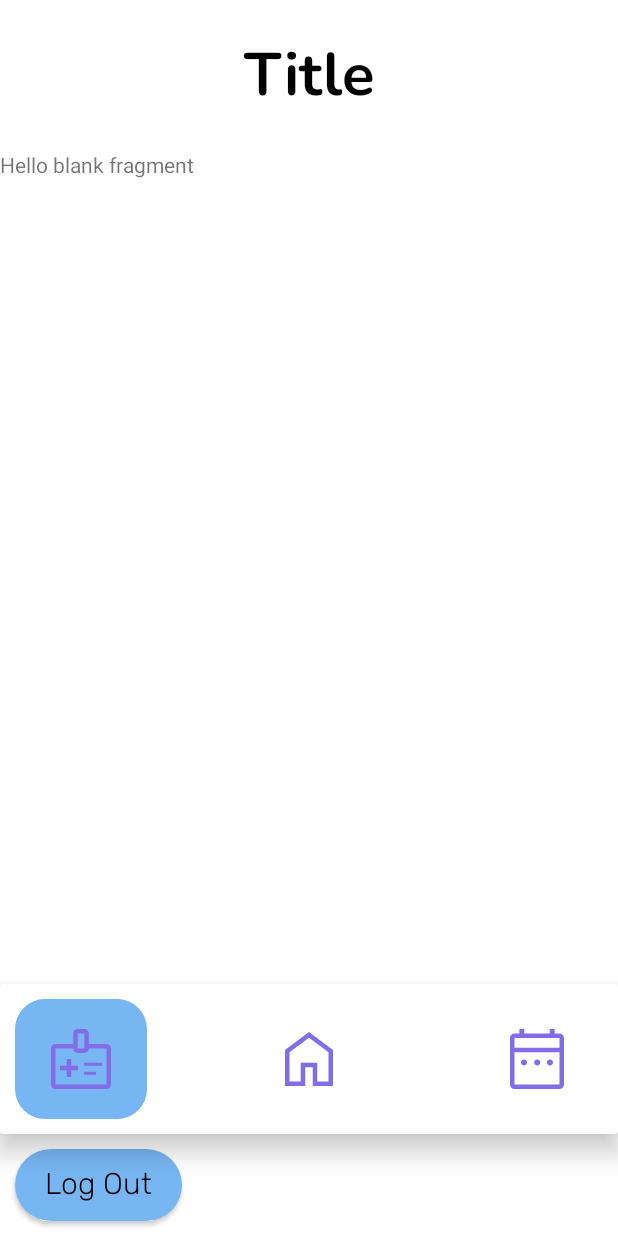
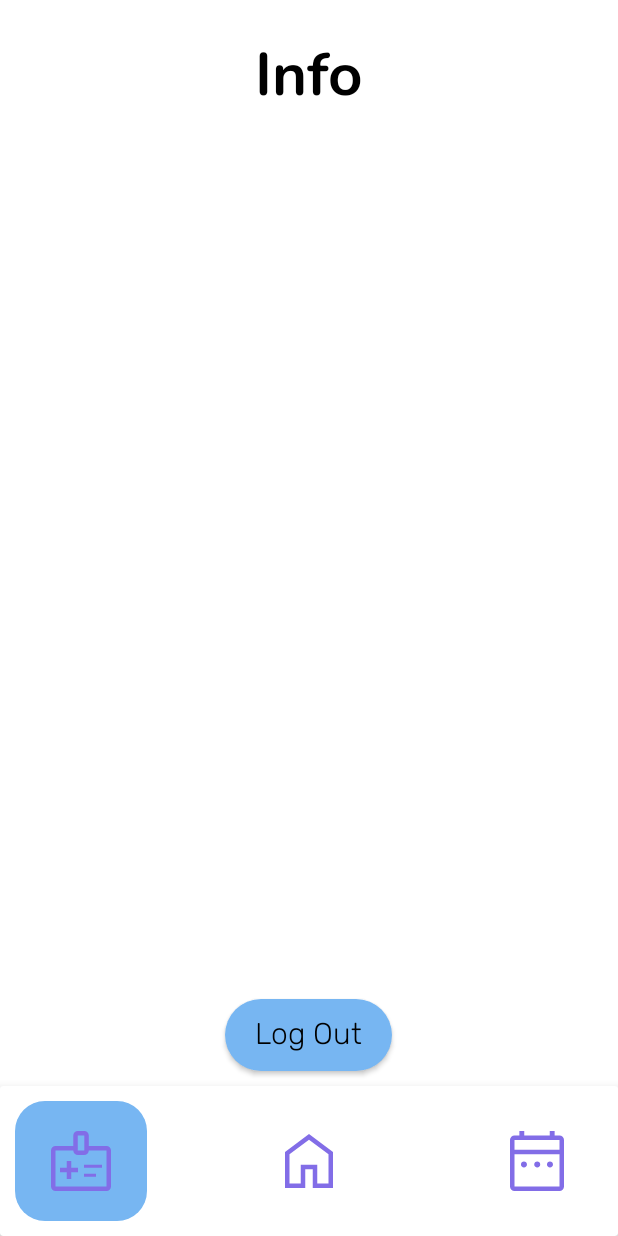
Before and after one commit to DanielBenAvi/HealthManagementOrganization, an Android app: the DoctorActivity screen opened directly, with no data from a screen before it, after a tap on an icon or button, on a phone screen of 412 x 824 dp. Run offline under Robolectric (Android 15) with nearby library versions, the phone set to English and light mode, and no system bars; our stand-ins replace Firebase (no records; nobody signed in at launch, a user with empty details on screens opened directly); Roboto replaces fonts that are not available here.

Commit message:
TODO - get data from firebase
Update:
1. added doctor info

```diff
--- a/app/src/main/java/com/example/healthmanagementorganization/DoctorActivity.java
+++ b/app/src/main/java/com/example/healthmanagementorganization/DoctorActivity.java
@@ -4,11 +4,11 @@ import android.content.Intent;
 import android.os.Bundle;
 
 import androidx.appcompat.app.AppCompatActivity;
-import androidx.appcompat.widget.AppCompatButton;
 import androidx.appcompat.widget.AppCompatImageButton;
 import androidx.appcompat.widget.AppCompatTextView;
 
 import com.example.healthmanagementorganization.Fragments.Doctor.DoctorInfoFragment;
+import com.example.healthmanagementorganization.Fragments.Doctor.DoctorInfoFragment_Callback;
 import com.example.healthmanagementorganization.Fragments.Doctor.DoctorMainFragment;
 import com.example.healthmanagementorganization.Fragments.Doctor.SetWorkingHoursFragment;
 import com.google.firebase.auth.FirebaseAuth;
@@ -18,7 +18,6 @@ public class DoctorActivity extends AppCompatActivity {
     FirebaseAuth mAuth;
 
     //Design
-    private AppCompatButton doctor_ACBTN_logout;
     private AppCompatImageButton doc_ACBTN_info, doc_ACBTN_main, doc_ACBTN_work_hours;
     private AppCompatTextView doc_ACTV_title;
 
@@ -26,6 +25,13 @@ public class DoctorActivity extends AppCompatActivity {
     private SetWorkingHoursFragment setWorkingHoursFragment;
     private DoctorMainFragment doctorMainFragment;
     private DoctorInfoFragment doctorInfoFragment;
+
+    DoctorInfoFragment_Callback doctorInfoFragment_Callback = new DoctorInfoFragment_Callback() {
+        @Override
+        public void logOut() {
+            signOut();
+        }
+    };
 
     @Override
     protected void onCreate(Bundle savedInstanceState) {
@@ -39,12 +45,12 @@ public class DoctorActivity extends AppCompatActivity {
     }
 
     private void initViews() {
-        doctor_ACBTN_logout.setOnClickListener(v -> signOut());
         doc_ACBTN_info.setOnClickListener(v -> {
             getSupportFragmentManager().beginTransaction().replace(R.id.doc_FRCV_fragment, doctorInfoFragment).commit();
             doc_ACBTN_info.setBackgroundResource(R.drawable.base_button_design_selected);
             doc_ACBTN_main.setBackgroundResource(R.drawable.base_button_design);
             doc_ACBTN_work_hours.setBackgroundResource(R.drawable.base_button_design);
+            doc_ACTV_title.setText("Info");
 
         });
 
@@ -53,6 +59,7 @@ public class DoctorActivity extends AppCompatActivity {
             doc_ACBTN_info.setBackgroundResource(R.drawable.base_button_design);
             doc_ACBTN_main.setBackgroundResource(R.drawable.base_button_design_selected);
             doc_ACBTN_work_hours.setBackgroundResource(R.drawable.base_button_design);
+            doc_ACTV_title.setText("Home");
 
         });
 
@@ -61,17 +68,18 @@ public class DoctorActivity extends AppCompatActivity {
             doc_ACBTN_info.setBackgroundResource(R.drawable.base_button_design);
             doc_ACBTN_main.setBackgroundResource(R.drawable.base_button_design);
             doc_ACBTN_work_hours.setBackgroundResource(R.drawable.base_button_design_selected);
+            doc_ACTV_title.setText("Working Hours");
         });
     }
 
     private void findViews() {
-        doctor_ACBTN_logout = findViewById(R.id.doctor_ACBTN_logout);
         doc_ACBTN_info = findViewById(R.id.doc_ACBTN_info);
         doc_ACBTN_main = findViewById(R.id.doc_ACBTN_main);
         doc_ACBTN_work_hours = findViewById(R.id.doc_ACBTN_work_hours);
         doc_ACTV_title = findViewById(R.id.doc_ACTV_title);
 
         doctorInfoFragment = new DoctorInfoFragment();
+        doctorInfoFragment.setFragmentCallback(doctorInfoFragment_Callback);
         doctorMainFragment = new DoctorMainFragment();
         setWorkingHoursFragment = new SetWorkingHoursFragment();
     }
--- a/app/src/main/java/com/example/healthmanagementorganization/Fragments/Doctor/DoctorInfoFragment.java
+++ b/app/src/main/java/com/example/healthmanagementorganization/Fragments/Doctor/DoctorInfoFragment.java
@@ -5,12 +5,30 @@ import android.view.LayoutInflater;
 import android.view.View;
 import android.view.ViewGroup;
 
+import androidx.annotation.NonNull;
+import androidx.appcompat.widget.AppCompatButton;
+import androidx.appcompat.widget.AppCompatTextView;
 import androidx.fragment.app.Fragment;
 
+import com.example.healthmanagementorganization.Model.Person.Doctor;
 import com.example.healthmanagementorganization.R;
+import com.google.android.gms.tasks.OnCompleteListener;
+import com.google.android.gms.tasks.Task;
+import com.google.firebase.auth.FirebaseAuth;
+import com.google.firebase.database.DataSnapshot;
+import com.google.firebase.database.DatabaseError;
+import com.google.firebase.database.DatabaseReference;
+import com.google.firebase.database.FirebaseDatabase;
+import com.google.firebase.database.ValueEventListener;
 
 
 public class DoctorInfoFragment extends Fragment {
+
+
+    private DoctorInfoFragment_Callback doctorInfoFragment_Callback;
+    private AppCompatButton doctor_ACBTN_logout;
+
+    private AppCompatTextView doc_info_ACTV_mail, doc_info_ACTV_name, doc_info_ACTV_phone, doc_info_ACTV_specialty;
 
 
     @Override
@@ -21,12 +39,60 @@ public class DoctorInfoFragment extends Fragment {
         findViews(view);
         initViews();
 
+        getUserData();
+
         return view;
     }
 
     private void initViews() {
+        doctor_ACBTN_logout.setOnClickListener(v -> doctorInfoFragment_Callback.logOut());
     }
 
     private void findViews(View view) {
+        doctor_ACBTN_logout = view.findViewById(R.id.doctor_ACBTN_logout);
+        doc_info_ACTV_mail = view.findViewById(R.id.doc_info_ACTV_mail);
+        doc_info_ACTV_name = view.findViewById(R.id.doc_info_ACTV_name);
+        doc_info_ACTV_phone = view.findViewById(R.id.doc_info_ACTV_phone);
+        doc_info_ACTV_specialty = view.findViewById(R.id.doc_info_ACTV_specialty);
+
+    }
+
+    public void setFragmentCallback(DoctorInfoFragment_Callback doctorInfoFragment_Callback) {
+        this.doctorInfoFragment_Callback = doctorInfoFragment_Callback;
+    }
+
+    private void getUserData() {
+        FirebaseAuth mAuth = FirebaseAuth.getInstance();
+        FirebaseDatabase db = FirebaseDatabase.getInstance();
+        DatabaseReference mDatabase = db.getReference();
+
+        mDatabase.addListenerForSingleValueEvent(new ValueEventListener() {
+            @Override
+            public void onDataChange(DataSnapshot dataSnapshot) {
+                if (dataSnapshot.child("Doctors").child(mAuth.getCurrentUser().getUid()).exists()) {
+                    mDatabase.child("Doctors").child(mAuth.getCurrentUser().getUid()).get().addOnCompleteListener(new OnCompleteListener<DataSnapshot>() {
+                        @Override
+                        public void onComplete(@NonNull Task<DataSnapshot> task) {
+                            if (task.isSuccessful()) {
+                                Doctor d = task.getResult().getValue(Doctor.class);
+
+                                doc_info_ACTV_name.setText("Name: \n\t\t" + d.getFirstName() + " " + d.getLastName());
+                                doc_info_ACTV_mail.setText("Email: \n\t\t" + d.getEmail());
+                                doc_info_ACTV_phone.setText("Phone: \n\t\t" + d.getPhone());
+                                doc_info_ACTV_specialty.setText("Specialty: \n\t\t" + d.getSpecialty());
+                            }
+                        }
+                    });
+                }
+            }
+
+            @Override
+            public void onCancelled(@NonNull DatabaseError error) {
+
+            }
+
+        });
+
+
     }
 }
--- /dev/null
+++ b/app/src/main/java/com/example/healthmanagementorganization/Fragments/Doctor/DoctorInfoFragment_Callback.java
@@ -0,0 +1,5 @@
+package com.example.healthmanagementorganization.Fragments.Doctor;
+
+public interface DoctorInfoFragment_Callback {
+    void logOut();
+}
--- a/app/src/main/java/com/example/healthmanagementorganization/LogoActivity.java
+++ b/app/src/main/java/com/example/healthmanagementorganization/LogoActivity.java
@@ -28,7 +28,6 @@ public class LogoActivity extends AppCompatActivity {
     private void startAnimation(View view) {
         DisplayMetrics displayMetrics = new DisplayMetrics();
         getWindowManager().getDefaultDisplay().getMetrics(displayMetrics);
-        int height = displayMetrics.heightPixels;
 
 
         view.setAlpha(0.0f); // Transparent
--- a/app/src/main/res/layout/activity_doctor.xml
+++ b/app/src/main/res/layout/activity_doctor.xml
@@ -73,13 +73,5 @@
 
     </androidx.cardview.widget.CardView>
 
-    <androidx.appcompat.widget.AppCompatButton
-        android:id="@+id/doctor_ACBTN_logout"
-        style="@style/Button"
-        android:layout_width="wrap_content"
-        android:layout_height="wrap_content"
-        android:layout_alignParentBottom="true"
-        android:layout_centerHorizontal="true"
-        android:text="@string/log_out" />
 
 </LinearLayout>
--- a/app/src/main/res/layout/fragment_doctor_info.xml
+++ b/app/src/main/res/layout/fragment_doctor_info.xml
@@ -1,14 +1,46 @@
 <?xml version="1.0" encoding="utf-8"?>
-<FrameLayout xmlns:android="http://schemas.android.com/apk/res/android"
+<RelativeLayout xmlns:android="http://schemas.android.com/apk/res/android"
     xmlns:tools="http://schemas.android.com/tools"
     android:layout_width="match_parent"
     android:layout_height="match_parent"
     tools:context=".Fragments.Doctor.DoctorInfoFragment">
 
-    <!-- TODO: Update blank fragment layout -->
-    <TextView
+    <androidx.appcompat.widget.AppCompatTextView
+        android:id="@+id/doc_info_ACTV_name"
+        style="@style/Text"
         android:layout_width="match_parent"
-        android:layout_height="match_parent"
-        android:text="@string/hello_blank_fragment" />
+        android:layout_height="100dp" />
 
-</FrameLayout>
+
+    <androidx.appcompat.widget.AppCompatTextView
+        android:id="@+id/doc_info_ACTV_mail"
+        style="@style/Text"
+        android:layout_width="match_parent"
+        android:layout_height="100dp"
+        android:layout_below="@id/doc_info_ACTV_name" />
+
+    <androidx.appcompat.widget.AppCompatTextView
+        android:id="@+id/doc_info_ACTV_phone"
+        style="@style/Text"
+        android:layout_width="match_parent"
+        android:layout_height="100dp"
+        android:layout_below="@id/doc_info_ACTV_mail" />
+
+
+    <androidx.appcompat.widget.AppCompatTextView
+        android:id="@+id/doc_info_ACTV_specialty"
+        style="@style/Text"
+        android:layout_width="match_parent"
+        android:layout_height="100dp"
+        android:layout_below="@id/doc_info_ACTV_phone" />
+
+    <androidx.appcompat.widget.AppCompatButton
+        android:id="@+id/doctor_ACBTN_logout"
+        style="@style/Button"
+        android:layout_width="wrap_content"
+        android:layout_height="wrap_content"
+        android:layout_alignParentBottom="true"
+        android:layout_centerHorizontal="true"
+        android:text="@string/log_out" />
+
+</RelativeLayout>
--- a/app/src/main/res/layout/fragment_patient_info.xml
+++ b/app/src/main/res/layout/fragment_patient_info.xml
@@ -34,19 +34,12 @@
         android:layout_height="100dp"
         android:layout_below="@id/info_ACTV_phone" />
 
-    <androidx.appcompat.widget.AppCompatTextView
-        android:id="@+id/info_ACTV_specialty"
-        style="@style/Text"
-        android:layout_width="match_parent"
-        android:layout_height="100dp"
-        android:layout_below="@id/info_ACTV_medical_issues" />
-
     <androidx.appcompat.widget.AppCompatButton
         android:id="@+id/info_ACBTN_logout"
         style="@style/Button"
         android:layout_width="wrap_content"
         android:layout_height="50dp"
-        android:layout_below="@id/info_ACTV_specialty"
+        android:layout_below="@id/info_ACTV_medical_issues"
         android:layout_centerHorizontal="true"
         android:text="@string/log_out" />
 
```
